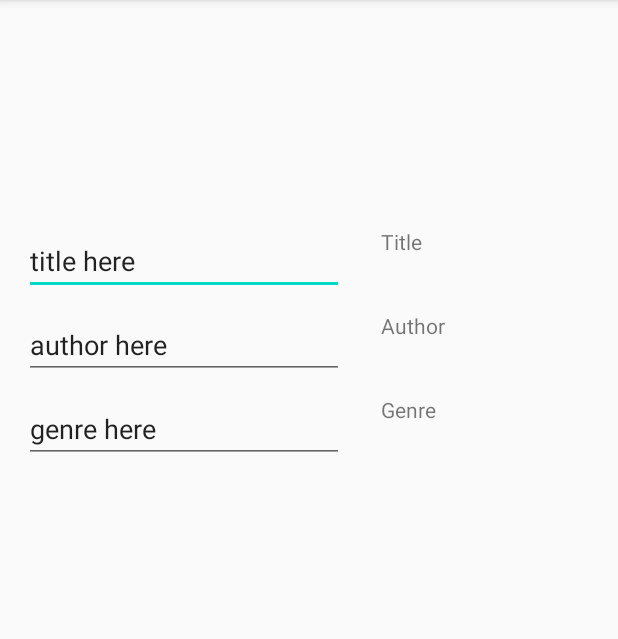
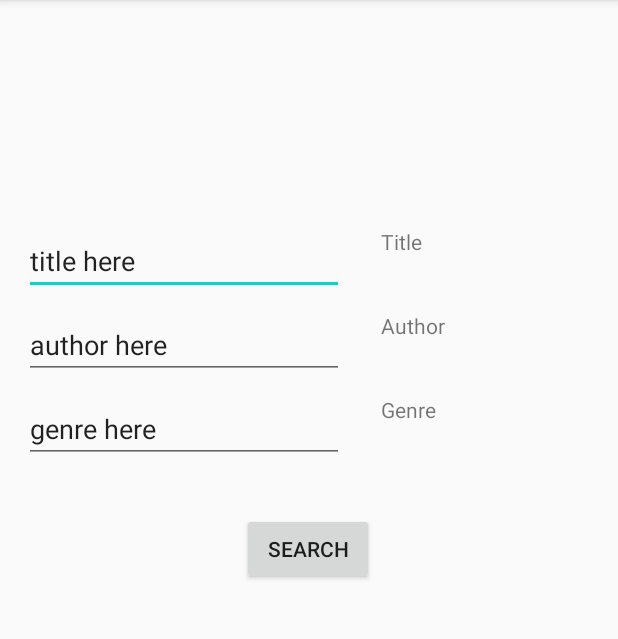
Before and after one commit to bcandee2/CatalogProject125, an Android app: the SearchActivity screen opened directly, with no data from a screen before it, on a phone screen of 412 x 824 dp, the part 84-723 px from its top. Run offline under Robolectric (Android 15) with nearby library versions, the phone set to English and light mode, and no system bars.

Commit message:
Edited Genre enum and Book constructor, changed flow to have search activity return a result

```diff
--- a/app/src/main/java/com/example/catalogproject/BookListActivity.java
+++ b/app/src/main/java/com/example/catalogproject/BookListActivity.java
@@ -4,7 +4,12 @@ import androidx.appcompat.app.AppCompatActivity;
 
 import android.os.Bundle;
 
+import com.example.catalogproject.Logic.Book;
+
+import java.util.ArrayList;
+
 public class BookListActivity extends AppCompatActivity {
+    private ArrayList<Book> books;
 
     @Override
     protected void onCreate(Bundle savedInstanceState) {
--- /dev/null
+++ b/app/src/main/java/com/example/catalogproject/Logic/RequestCodes.java
@@ -0,0 +1,6 @@
+package com.example.catalogproject.Logic;
+
+public final class RequestCodes {
+    public static final int REQUEST_SEARCH = 101;
+    public static final int REQUEST_ADD = 102;
+}
--- a/app/src/main/res/layout/activity_search.xml
+++ b/app/src/main/res/layout/activity_search.xml
@@ -7,7 +7,7 @@
     tools:context=".SearchActivity">
 
     <EditText
-        android:id="@+id/editText"
+        android:id="@+id/titleEditText"
         android:layout_width="wrap_content"
         android:layout_height="wrap_content"
         android:layout_marginStart="16dp"
@@ -21,7 +21,7 @@
         app:layout_constraintTop_toTopOf="parent" />
 
     <EditText
-        android:id="@+id/editText2"
+        android:id="@+id/authorEditText"
         android:layout_width="wrap_content"
         android:layout_height="wrap_content"
         android:layout_marginStart="16dp"
@@ -35,7 +35,7 @@
         app:layout_constraintTop_toTopOf="parent" />
 
     <EditText
-        android:id="@+id/editText3"
+        android:id="@+id/genreEditText"
         android:layout_width="wrap_content"
         android:layout_height="wrap_content"
         android:layout_marginStart="16dp"
@@ -77,4 +77,14 @@
         android:text="@string/genre"
         app:layout_constraintStart_toStartOf="parent"
         app:layout_constraintTop_toTopOf="parent" />
+
+    <Button
+        android:id="@+id/searchButton"
+        android:layout_width="wrap_content"
+        android:layout_height="wrap_content"
+        android:layout_marginStart="161dp"
+        android:layout_marginTop="33dp"
+        android:text="@string/search"
+        app:layout_constraintStart_toStartOf="parent"
+        app:layout_constraintTop_toBottomOf="@+id/genreEditText" />
 </androidx.constraintlayout.widget.ConstraintLayout>
```
Also changed, not shown: app/src/main/java/com/example/catalogproject/Logic/Book.java (+7 -1 lines), app/src/main/java/com/example/catalogproject/MainActivity.java (+28 -3 lines), app/src/main/java/com/example/catalogproject/SearchActivity.java (+44 -0 lines).
